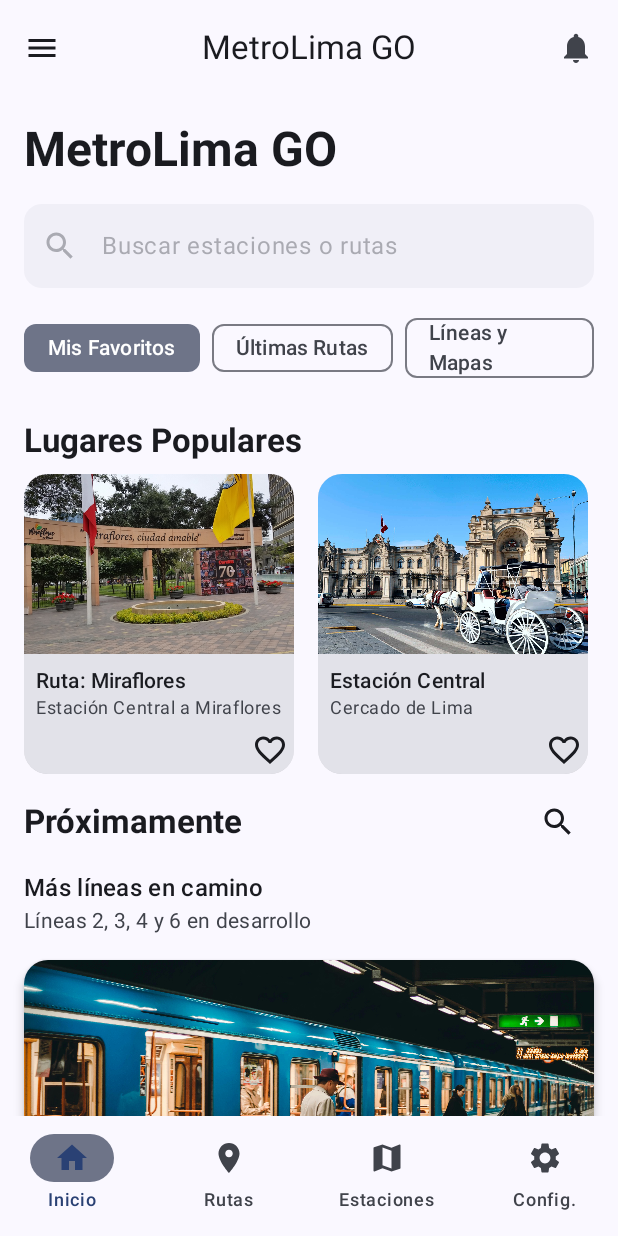
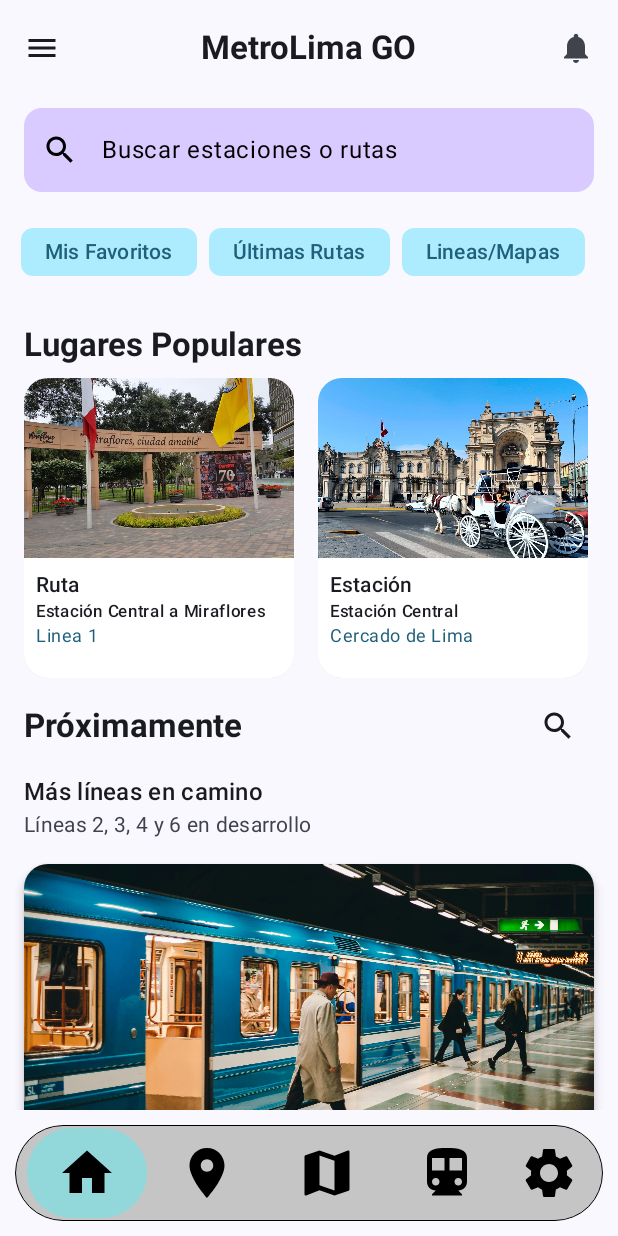
Before and after one commit to lynmad05/Rutas_Lima-Kotlin, an Android app built with Jetpack Compose: the screen it shows after launch (MainActivity), on a phone screen of 412 x 824 dp. Run offline under Robolectric (Android 15) with nearby library versions, the phone set to English and light mode, and no system bars.

Commit message:
Mejora en detalles de interfaz, NavBar actualizado y Search

```diff
--- a/app/build.gradle.kts
+++ b/app/build.gradle.kts
@@ -55,6 +55,7 @@ dependencies {
 
     // 🎯 --- Room ---
     implementation(libs.androidx.room.runtime)
+    implementation(libs.androidx.foundation)
     kapt(libs.androidx.room.compiler)
     implementation(libs.androidx.room.ktx)
 
--- a/app/src/main/java/com/tecsup/metrolima/presentacion/screens/HomeScreen.kt
+++ b/app/src/main/java/com/tecsup/metrolima/presentacion/screens/HomeScreen.kt
@@ -23,11 +23,20 @@ import androidx.compose.ui.tooling.preview.Preview
 import androidx.compose.ui.unit.dp
 import com.tecsup.metrolima.R
 import androidx.compose.foundation.layout.padding
-import androidx.compose.material3.TextFieldDefaults
 import androidx.compose.material3.OutlinedTextField
 import com.tecsup.metrolima.ui.components.BottomNavigationBar
 import com.tecsup.metrolima.ui.components.TopAppBarWithMenuAndNotifications
 import com.tecsup.metrolima.ui.theme.MetroLimaGoTheme
+import androidx.compose.material3.FilterChipDefaults // ¡Necesitarás este import!
+import androidx.compose.ui.text.font.FontFamily
+import androidx.compose.ui.text.font.FontStyle
+import com.tecsup.metrolima.ui.theme.CardDescriptionColor
+import com.tecsup.metrolima.ui.theme.ChipBorderColor
+import com.tecsup.metrolima.ui.theme.ChipSelectedColor
+import com.tecsup.metrolima.ui.theme.ChipUnselectedContentColor
+import com.tecsup.metrolima.ui.theme.OnChipSelectedColor
+import com.tecsup.metrolima.ui.theme.SearchBarBackground
+import com.tecsup.metrolima.ui.theme.SearchBarContentColor
 
 
 @OptIn(ExperimentalMaterial3Api::class)
@@ -54,13 +63,6 @@ fun HomeScreen(
                 .background(MaterialTheme.colorScheme.background)
         ) {
             item {
-                Text(
-                    text = "MetroLima GO",
-                    style = MaterialTheme.typography.headlineLarge.copy(fontWeight = FontWeight.Bold),
-                    modifier = Modifier.padding(start = 16.dp, end = 16.dp, top = 16.dp, bottom = 8.dp)
-                )
-
-
                 OutlinedTextField(
                     value = "",
                     onValueChange = { /* */ },
@@ -73,32 +75,67 @@ fun HomeScreen(
                     enabled = false,
                     shape = RoundedCornerShape(12.dp),
                     colors = OutlinedTextFieldDefaults.colors(
-                        focusedContainerColor = MaterialTheme.colorScheme.surfaceVariant.copy(alpha = 0.4f),
-                        unfocusedContainerColor = MaterialTheme.colorScheme.surfaceVariant.copy(alpha = 0.4f),
-                        disabledContainerColor = MaterialTheme.colorScheme.surfaceVariant.copy(alpha = 0.4f),
+                        focusedContainerColor = SearchBarBackground,
+                        unfocusedContainerColor = SearchBarBackground,
+                        disabledContainerColor = SearchBarBackground,
+
                         disabledBorderColor = Color.Transparent,
                         focusedBorderColor = Color.Transparent,
                         unfocusedBorderColor = Color.Transparent,
-                        disabledTextColor = MaterialTheme.colorScheme.onSurface.copy(alpha = 0.4f),
-                        disabledLeadingIconColor = MaterialTheme.colorScheme.onSurfaceVariant.copy(alpha = 0.4f),
-                        disabledPlaceholderColor = MaterialTheme.colorScheme.onSurfaceVariant.copy(alpha = 0.4f)
+                        disabledTextColor = SearchBarContentColor,
+                        disabledLeadingIconColor = SearchBarContentColor,
+                        disabledPlaceholderColor = SearchBarContentColor
                     )
                 )
-
-                //Las categorias
                 Row(
                     modifier = Modifier
                         .fillMaxWidth()
-                        .padding(horizontal = 16.dp, vertical = 8.dp),
+                        .padding(horizontal = 14.dp, vertical = 8.dp),
                     horizontalArrangement = Arrangement.spacedBy(8.dp)
                 ) {
-                    FilterChip(selected = true, onClick = { /* Filtro Favoritos */ }, label = { Text("Mis Favoritos") })
-                    FilterChip(selected = false, onClick = { /* Filtro Últimas Rutas */ }, label = { Text("Últimas Rutas") })
-                    FilterChip(selected = false, onClick = { /* Filtro Líneas y Mapas */ }, label = { Text("Líneas y Mapas") })
+                    // CHIP 1: Mis Favoritos
+                    FilterChip(
+                        selected = true, // <<-- ¡Este ya está definido!
+                        enabled = true,  // <<-- ¡Este ya está definido!
+                        onClick = { /* Lógica para seleccionar Mis Favoritos */ },
+                        label = { Text("Mis Favoritos") },
+                        colors = FilterChipDefaults.filterChipColors(
+                            selectedContainerColor = ChipSelectedColor,
+                            selectedLabelColor = OnChipSelectedColor,
+                            selectedLeadingIconColor = OnChipSelectedColor,
+                            containerColor = Color.Transparent,
+                            labelColor = ChipUnselectedContentColor
+                        ),
+
+                    )
+                    FilterChip(
+                        selected = true, // <<-- ¡Este ya está definido!
+                        enabled = true,  // <<-- ¡Este ya está definido!
+                        onClick = { /* Lógica para seleccionar Mis Favoritos */ },
+                        label = { Text("Últimas Rutas") },
+                        colors = FilterChipDefaults.filterChipColors(
+                            selectedContainerColor = ChipSelectedColor,
+                            selectedLabelColor = OnChipSelectedColor,
+                            selectedLeadingIconColor = OnChipSelectedColor,
+                            containerColor = Color.Transparent,
+                            labelColor = ChipUnselectedContentColor
+                        ),
+                        )
+                    FilterChip(
+                        selected = true, // <<-- ¡Este ya está definido!
+                        enabled = true,  // <<-- ¡Este ya está definido!
+                        onClick = { /* Lógica para seleccionar Mis Favoritos */ },
+                        label = { Text("Lineas/Mapas") },
+                        colors = FilterChipDefaults.filterChipColors(
+                            selectedContainerColor = ChipSelectedColor,
+                            selectedLabelColor = OnChipSelectedColor,
+                            selectedLeadingIconColor = OnChipSelectedColor,
+                            containerColor = Color.Transparent,
+                            labelColor = ChipUnselectedContentColor
+                        ),
+                        )
                 }
             }
-
-            // Sección "Lugares Populares" (Tarjetas con imágenes)
             item {
                 Text(
                     text = "Lugares Populares",
@@ -109,23 +146,22 @@ fun HomeScreen(
                     contentPadding = PaddingValues(horizontal = 16.dp),
                     horizontalArrangement = Arrangement.spacedBy(16.dp)
                 ) {
-                    // Aquí deberías iterar sobre una lista de "PopularPlace" o "SuggestedRoute"
-                    // Por ahora, usamos placeholders:
                     item {
                         PopularPlaceCard(
-                            title = "Ruta: Miraflores",
-                            description = "Estación Central a Miraflores",
+                            title = "Ruta",
+                            subtitulo = "Estación Central a Miraflores",
+                            description = "Linea 1",
                             imageUrl =R.drawable.estacion_central
                         )
                     }
                     item {
                         PopularPlaceCard(
-                            title = "Estación Central",
+                            title = "Estación ",
+                            subtitulo ="Estación Central",
                             description = "Cercado de Lima",
                             imageUrl =R.drawable.cercado
                         )
                     }
-                    // Agrega más tarjetas si lo deseas
                 }
             }
 
@@ -180,12 +216,15 @@ fun HomeScreen(
 
 
 @Composable
-fun PopularPlaceCard(title: String, description: String, imageUrl: Int, modifier: Modifier = Modifier) {
+fun PopularPlaceCard(title: String,subtitulo:String, description: String, imageUrl: Int, modifier: Modifier = Modifier) {
     Card(
         modifier = modifier
             .width(180.dp)
             .height(200.dp)
             .clip(RoundedCornerShape(16.dp)),
+        colors = CardDefaults.cardColors(
+            containerColor = Color.White
+        ),
         elevation = CardDefaults.cardElevation(defaultElevation = 4.dp)
     ) {
         Column(modifier = Modifier.fillMaxSize()) {
@@ -209,21 +248,17 @@ fun PopularPlaceCard(title: String, description: String, imageUrl: Int, modifier
                     overflow = TextOverflow.Ellipsis
                 )
                 Text(
+                    text = subtitulo,
+                    style = MaterialTheme.typography.labelSmall,
+                    maxLines = 1,
+                    overflow = TextOverflow.Ellipsis
+                )
+                Text(
                     text = description,
                     style = MaterialTheme.typography.bodySmall,
-                    color = MaterialTheme.colorScheme.onSurfaceVariant
+                    color = CardDescriptionColor
                 )
             }
-            // Aquí el icono de corazón lo pones dentro de la imagen o en un Box superpuesto para que se vea como en la referencia
-            // O puedes dejarlo al final de la columna como ahora si te gusta más
-            Icon(
-                Icons.Filled.FavoriteBorder,
-                contentDescription = "Favorito",
-                modifier = Modifier
-                    .align(Alignment.End)
-                    .padding(bottom = 4.dp, end = 4.dp) // Ajusta si lo mueves de lugar
-                    .size(24.dp)
-            )
         }
     }
 }
--- a/app/src/main/java/com/tecsup/metrolima/ui/components/BottomNavigationBar.kt
+++ b/app/src/main/java/com/tecsup/metrolima/ui/components/BottomNavigationBar.kt
@@ -1,63 +1,111 @@
 package com.tecsup.metrolima.ui.components
 
-import com.tecsup.metrolima.ui.theme.MetroLimaGoTheme
+import android.view.Surface
+import androidx.compose.foundation.background
+import androidx.compose.foundation.border
+import androidx.compose.foundation.clickable
+import androidx.compose.foundation.layout.*
+import androidx.compose.foundation.shape.CircleShape
+import androidx.compose.foundation.shape.RoundedCornerShape
 import androidx.compose.material.icons.Icons
+import androidx.compose.material.icons.filled.DirectionsTransit
 import androidx.compose.material.icons.filled.Home
 import androidx.compose.material.icons.filled.LocationOn
 import androidx.compose.material.icons.filled.Map
 import androidx.compose.material.icons.filled.Settings
-import androidx.compose.material3.*
-import androidx.compose.runtime.Composable
+import androidx.compose.material3.Icon
+import androidx.compose.material3.MaterialTheme
+import androidx.compose.material3.Surface
+import androidx.compose.runtime.*
+import androidx.compose.ui.Alignment
 import androidx.compose.ui.Modifier
+import androidx.compose.ui.draw.clip
+import androidx.compose.ui.graphics.Color
 import androidx.compose.ui.tooling.preview.Preview
+import androidx.compose.ui.unit.dp
+import com.tecsup.metrolima.ui.theme.MetroLimaGoTheme
+// ¡Importa tus nuevos colores!
+import com.tecsup.metrolima.ui.theme.NavigationBarBackground
+import com.tecsup.metrolima.ui.theme.SelectedButtonColor
+import com.tecsup.metrolima.ui.theme.OnSelectedButtonColor
+import com.tecsup.metrolima.ui.theme.UnselectedIconColor
+
+
 @Composable
 fun BottomNavigationBar(
     modifier: Modifier = Modifier,
+    selectedItemIndex: Int = 0,
+    onItemSelected: (Int) -> Unit = {}
 ) {
-    NavigationBar(
-        modifier = modifier,
-        containerColor = MaterialTheme.colorScheme.surface
+    var selectedIndex by remember { mutableStateOf(selectedItemIndex) }
+
+    val items = listOf(
+        Icons.Filled.Home,
+        Icons.Filled.LocationOn,
+        Icons.Filled.Map,
+        Icons.Filled.DirectionsTransit,
+        Icons.Filled.Settings
+    )
+
+    val descriptions = listOf(
+        "Inicio",
+        "Rutas",
+        "Estaciones",
+        "Tren",
+        "Configuración"
+    )
+
+    Box(
+        modifier = modifier
+            .fillMaxWidth()
+            .padding(horizontal = 10.dp, vertical = 10.dp),
+        contentAlignment = Alignment.Center
     ) {
-        NavigationBarItem(
-            selected = true,
-            onClick = { /* onNavigate("home_route") */ },
-            icon = { Icon(Icons.Filled.Home, contentDescription = "Inicio") },
-            label = { Text("Inicio") },
-            colors = NavigationBarItemDefaults.colors(
-                selectedIconColor = MaterialTheme.colorScheme.primary,
-                selectedTextColor = MaterialTheme.colorScheme.primary
-            )
-        )
-        NavigationBarItem(
-            selected = false,
-            onClick = { /* onNavigate("routes_route") */ },
-            icon = { Icon(Icons.Filled.LocationOn, contentDescription = "Rutas") },
-            label = { Text("Rutas") },
-            colors = NavigationBarItemDefaults.colors(
-                selectedIconColor = MaterialTheme.colorScheme.primary,
-                selectedTextColor = MaterialTheme.colorScheme.primary
-            )
-        )
-        NavigationBarItem(
-            selected = false,
-            onClick = { /* onNavigate("stations_route") */ },
-            icon = { Icon(Icons.Filled.Map, contentDescription = "Estaciones") },
-            label = { Text("Estaciones") },
-            colors = NavigationBarItemDefaults.colors(
-                selectedIconColor = MaterialTheme.colorScheme.primary,
-                selectedTextColor = MaterialTheme.colorScheme.primary
-            )
-        )
-        NavigationBarItem(
-            selected = false,
-            onClick = { /* onNavigate("settings_route") */ },
-            icon = { Icon(Icons.Filled.Settings, contentDescription = "Config.") },
-            label = { Text("Config.") },
-            colors = NavigationBarItemDefaults.colors(
-                selectedIconColor = MaterialTheme.colorScheme.primary,
-                selectedTextColor = MaterialTheme.colorScheme.primary
-            )
-        )
+
+        Surface(
+            modifier = Modifier
+                .fillMaxWidth()
+                .height(64.dp)
+                .clip(RoundedCornerShape(32.dp))
+                .border(
+                    width = 0.5.dp,
+                    color = Color.Black,
+                    shape = RoundedCornerShape(32.dp)
+                ),
+            color = NavigationBarBackground,
+            shadowElevation = 8.dp
+        ) {
+            Row(
+                modifier = Modifier
+                    .fillMaxSize()
+                    .padding(horizontal = 8.dp),
+                verticalAlignment = Alignment.CenterVertically,
+                horizontalArrangement = Arrangement.SpaceAround
+            ) {
+                items.forEachIndexed { index, icon ->
+                    Box(
+                        modifier = Modifier
+                            .width(80.dp)
+                            .height(60.dp)
+                            .clip(RoundedCornerShape(30.dp))
+                            .background(
+                                if (selectedIndex == index) SelectedButtonColor
+                                else Color.Transparent
+                            )
+                            .clickable { selectedIndex = index },
+                        contentAlignment = Alignment.Center
+                    ) {
+                        Icon(
+                            imageVector = icon,
+                            contentDescription = descriptions[index],
+                            tint = if (selectedIndex == index) OnSelectedButtonColor
+                            else UnselectedIconColor,
+                            modifier = Modifier.size(40.dp)
+                        )
+                    }
+                }
+            }
+        }
     }
 }
 
@@ -65,6 +113,8 @@ fun BottomNavigationBar(
 @Composable
 fun PreviewBottomNavigationBar() {
     MetroLimaGoTheme {
-        BottomNavigationBar()
+        Surface(color = MaterialTheme.colorScheme.background) {
+            BottomNavigationBar(selectedItemIndex = 0)
+        }
     }
 }
--- a/app/src/main/java/com/tecsup/metrolima/ui/components/TopAppBarWithMenuAndNotifications.kt
+++ b/app/src/main/java/com/tecsup/metrolima/ui/components/TopAppBarWithMenuAndNotifications.kt
@@ -7,6 +7,7 @@ import androidx.compose.material.icons.filled.Notifications
 import androidx.compose.material3.*
 import androidx.compose.runtime.Composable
 import androidx.compose.ui.Modifier
+import androidx.compose.ui.text.font.FontWeight
 import androidx.compose.ui.tooling.preview.Preview
 import com.tecsup.metrolima.ui.theme.MetroLimaGoTheme
 
@@ -18,7 +19,8 @@ fun TopAppBarWithMenuAndNotifications(
     onNotificationsClick: () -> Unit = {}
 ) {
     CenterAlignedTopAppBar(
-        title = { Text("MetroLima GO", style = MaterialTheme.typography.titleLarge) },
+        title = { Text("MetroLima GO", style = MaterialTheme.typography.titleLarge.copy(
+            fontWeight = FontWeight.Bold))},
         navigationIcon = {
             IconButton(onClick = onMenuClick) {
                 Icon(Icons.Filled.Menu, contentDescription = "Menú")
--- a/app/src/main/java/com/tecsup/metrolima/ui/theme/Color.kt
+++ b/app/src/main/java/com/tecsup/metrolima/ui/theme/Color.kt
@@ -2,6 +2,7 @@ package com.tecsup.metrolima.ui.theme
 
 import androidx.compose.ui.graphics.Color
 
+// Colores de la plantilla por defecto (necesarios para que Theme.kt compile)
 val Purple80 = Color(0xFFD0BCFF)
 val PurpleGrey80 = Color(0xFFCCC2DC)
 val Pink80 = Color(0xFFEFB8C8)
@@ -9,3 +10,23 @@ val Pink80 = Color(0xFFEFB8C8)
 val Purple40 = Color(0xFF6650a4)
 val PurpleGrey40 = Color(0xFF625b71)
 val Pink40 = Color(0xFF7D5260)
+
+
+// Color para el Navbar
+val NavigationBarBackground = Color(0xFFC5C5C5)
+val SelectedButtonColor = Color(0xFF92D8DA)
+val OnSelectedButtonColor = Color(0xFF000000)
+val UnselectedIconColor = Color(0xFF000000)
+
+
+// Color para el fondo de la barra de búsqueda (Lila suave)
+val SearchBarBackground = Color(0xFFD9CAFF)
+val SearchBarContentColor = Color(0xFF000000)
+
+//Colores para las categorias
+val ChipSelectedColor = Color(0x4F00D1FF)
+val OnChipSelectedColor = Color(0xFF1F617A)
+val ChipBorderColor = Color(0xFF4FCCE0)
+val ChipUnselectedContentColor = Color(0xFF1F617A)
+
+val CardDescriptionColor = Color(0xFF1F617A)
--- a/gradle/libs.versions.toml
+++ b/gradle/libs.versions.toml
@@ -14,6 +14,7 @@ composeBom = "2024.09.00"
 navigationCompose = "2.9.5"
 retrofit = "3.0.0"
 roomVersion = "2.6.1"
+foundation = "1.9.3"
 
 [libraries]
 androidx-core-ktx = { group = "androidx.core", name = "core-ktx", version.ref = "coreKtx" }
@@ -37,6 +38,7 @@ androidx-ui-test-junit4 = { group = "androidx.compose.ui", name = "ui-test-junit
 androidx-material3 = { group = "androidx.compose.material3", name = "material3", version.ref = "material3" }
 kotlinx-coroutines-android = { module = "org.jetbrains.kotlinx:kotlinx-coroutines-android", version.ref = "kotlinxCoroutinesAndroid" }
 retrofit = { module = "com.squareup.retrofit2:retrofit", version.ref = "retrofit" }
+androidx-foundation = { group = "androidx.compose.foundation", name = "foundation", version.ref = "foundation" }
 
 [plugins]
 android-application = { id = "com.android.application", version.ref = "agp" }
```
